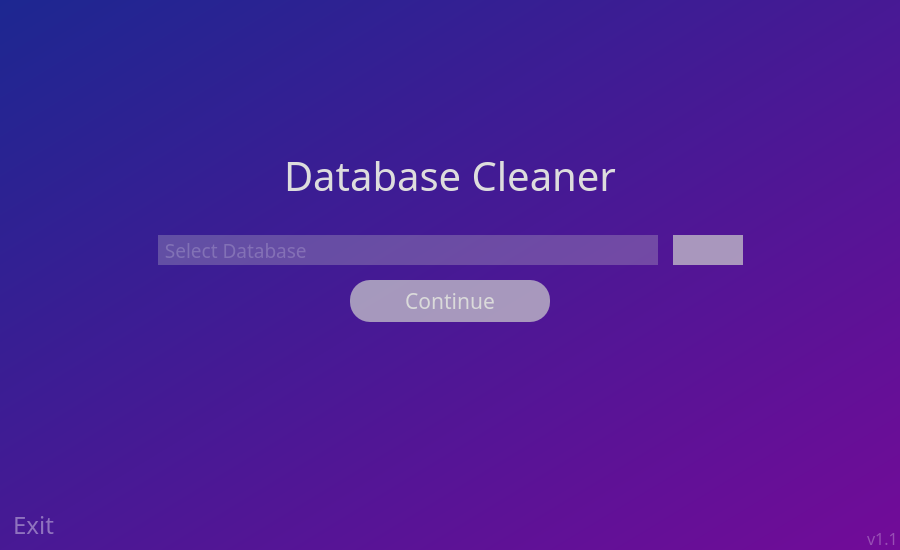
Qt form res/interface.ui (StevenButtifint/database-cleaner) before a commit.
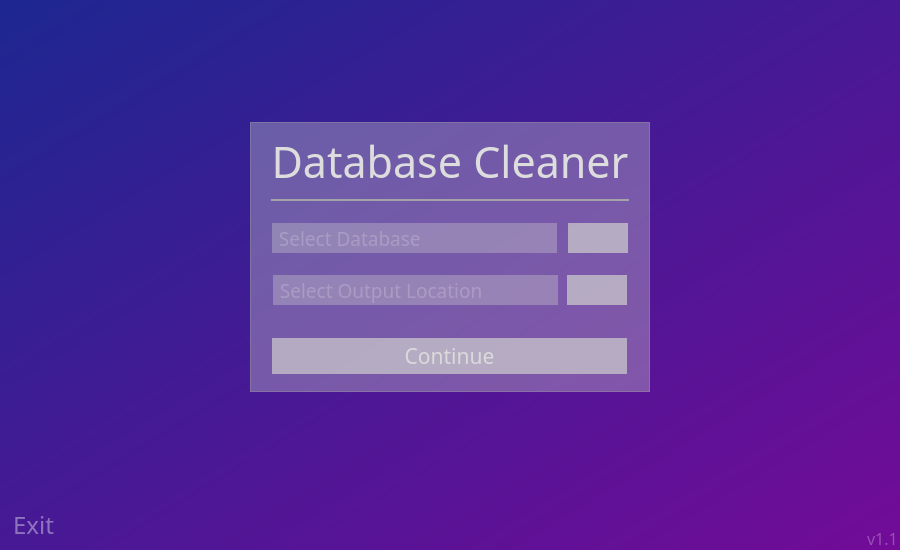
The same form after that commit. The open tabs and pages were chosen to show the change. Icons and pictures are not drawn.

Commit message: updated home page design

```diff
--- a/res/interface.ui
+++ b/res/interface.ui
@@ -115,11 +115,95 @@
              <property name="sizeHint" stdset="0">
               <size>
                <width>895</width>
-               <height>37</height>
+               <height>120</height>
               </size>
              </property>
             </spacer>
            </item>
+           <item>
+            <widget class="QFrame" name="frame_26">
+             <property name="minimumSize">
+              <size>
+               <width>90</width>
+               <height>90</height>
+              </size>
+             </property>
+             <property name="frameShape">
+              <enum>QFrame::StyledPanel</enum>
+             </property>
+             <property name="frameShadow">
+              <enum>QFrame::Raised</enum>
+             </property>
+             <layout class="QHBoxLayout" name="horizontalLayout_12">
+              <property name="spacing">
+               <number>0</number>
+              </property>
+              <property name="leftMargin">
+               <number>0</number>
+              </property>
+              <property name="topMargin">
+               <number>0</number>
+              </property>
+              <property name="rightMargin">
+               <number>0</number>
+              </property>
+              <property name="bottomMargin">
+               <number>0</number>
+              </property>
+              <item>
+               <spacer name="horizontalSpacer_9">
+                <property name="orientation">
+                 <enum>Qt::Horizontal</enum>
+                </property>
+                <property name="sizeHint" stdset="0">
+                 <size>
+                  <width>245</width>
+                  <height>20</height>
+                 </size>
+                </property>
+               </spacer>
+              </item>
+              <item>
+               <widget class="QFrame" name="frame_27">
+                <property name="minimumSize">
+                 <size>
+                  <width>400</width>
+                  <height>270</height>
+                 </size>
+                </property>
+                <property name="maximumSize">
+                 <size>
+                  <width>400</width>
+                  <height>270</height>
+                 </size>
+                </property>
+                <property name="styleSheet">
+                 <string notr="true">QFrame#frame_27 {
+background-color: rgba(206, 206, 206, 90);
+}</string>
+                </property>
+                <property name="frameShape">
+                 <enum>QFrame::StyledPanel</enum>
+                </property>
+                <property name="frameShadow">
+                 <enum>QFrame::Raised</enum>
+                </property>
+                <layout class="QVBoxLayout" name="verticalLayout_16">
+                 <property name="spacing">
+                  <number>0</number>
+                 </property>
+                 <property name="leftMargin">
+                  <number>20</number>
+                 </property>
+                 <property name="topMargin">
+                  <number>0</number>
+                 </property>
+                 <property name="rightMargin">
+                  <number>20</number>
+                 </property>
+                 <property name="bottomMargin">
+                  <number>0</number>
+                 </property>
            <item>
             <widget class="QFrame" name="frame_6">
              <property name="frameShape">
@@ -128,7 +212,7 @@
              <property name="frameShadow">
               <enum>QFrame::Raised</enum>
              </property>
-             <layout class="QHBoxLayout" name="horizontalLayout_4">
+                   <layout class="QHBoxLayout" name="horizontalLayout_3">
               <property name="spacing">
                <number>0</number>
               </property>
@@ -142,7 +226,7 @@
                <number>0</number>
               </property>
               <property name="bottomMargin">
-               <number>20</number>
+                     <number>0</number>
               </property>
               <item>
                <widget class="QLabel" name="lbl_home_title">
@@ -152,10 +236,22 @@
                   <verstretch>0</verstretch>
                  </sizepolicy>
                 </property>
+                      <property name="minimumSize">
+                       <size>
+                        <width>0</width>
+                        <height>70</height>
+                       </size>
+                      </property>
+                      <property name="maximumSize">
+                       <size>
+                        <width>16777215</width>
+                        <height>70</height>
+                       </size>
+                      </property>
                 <property name="font">
                  <font>
                   <family>Microsoft YaHei</family>
-                  <pointsize>30</pointsize>
+                        <pointsize>32</pointsize>
                   <weight>50</weight>
                   <italic>false</italic>
                   <bold>false</bold>
@@ -175,7 +271,51 @@
              </layout>
             </widget>
            </item>
-          </layout>
+                 <item>
+                  <widget class="QFrame" name="frame_29">
+                   <property name="minimumSize">
+                    <size>
+                     <width>0</width>
+                     <height>2</height>
+                    </size>
+                   </property>
+                   <property name="maximumSize">
+                    <size>
+                     <width>16777215</width>
+                     <height>2</height>
+                    </size>
+                   </property>
+                   <property name="styleSheet">
+                    <string notr="true">background-color: rgba(206, 206, 206, 180);</string>
+                   </property>
+                   <property name="frameShape">
+                    <enum>QFrame::StyledPanel</enum>
+                   </property>
+                   <property name="frameShadow">
+                    <enum>QFrame::Raised</enum>
+                   </property>
+                  </widget>
+                 </item>
+                 <item>
+                  <widget class="QFrame" name="frame_5">
+                   <property name="minimumSize">
+                    <size>
+                     <width>0</width>
+                     <height>15</height>
+                    </size>
+                   </property>
+                   <property name="maximumSize">
+                    <size>
+                     <width>16777215</width>
+                     <height>15</height>
+                    </size>
+                   </property>
+                   <property name="frameShape">
+                    <enum>QFrame::StyledPanel</enum>
+                   </property>
+                   <property name="frameShadow">
+                    <enum>QFrame::Raised</enum>
+                   </property>
          </widget>
         </item>
         <item>
@@ -186,10 +326,16 @@
             <verstretch>0</verstretch>
            </sizepolicy>
           </property>
+                   <property name="minimumSize">
+                    <size>
+                     <width>0</width>
+                     <height>45</height>
+                    </size>
+                   </property>
           <property name="maximumSize">
            <size>
             <width>16777215</width>
-            <height>50</height>
+                     <height>45</height>
            </size>
           </property>
           <property name="frameShape">
@@ -200,7 +346,7 @@
           </property>
           <layout class="QHBoxLayout" name="horizontalLayout">
            <property name="spacing">
-            <number>15</number>
+                     <number>0</number>
            </property>
            <property name="leftMargin">
             <number>0</number>
@@ -214,30 +360,17 @@
            <property name="bottomMargin">
             <number>0</number>
            </property>
-           <item>
-            <spacer name="horizontalSpacer_2">
-             <property name="orientation">
-              <enum>Qt::Horizontal</enum>
-             </property>
-             <property name="sizeHint" stdset="0">
-              <size>
-               <width>40</width>
-               <height>20</height>
-              </size>
-             </property>
-            </spacer>
-           </item>
            <item>
             <widget class="QLineEdit" name="qle_selected_database">
              <property name="minimumSize">
               <size>
-               <width>500</width>
+                        <width>285</width>
                <height>30</height>
               </size>
              </property>
              <property name="maximumSize">
               <size>
-               <width>500</width>
+                        <width>285</width>
                <height>16777215</height>
               </size>
              </property>
@@ -248,8 +381,8 @@
               </font>
              </property>
              <property name="styleSheet">
-              <string notr="true">background-color: rgba(206, 206, 206, 70);
-border: 0px;
+                       <string notr="true">background-color: rgba(206, 206, 206, 90);
+border: 0px solid rgba(206, 206, 206, 90);
 color: rgba(255, 255, 255, 100);</string>
              </property>
              <property name="text">
@@ -266,17 +399,30 @@
              </property>
             </widget>
            </item>
+                    <item>
+                     <spacer name="horizontalSpacer_13">
+                      <property name="orientation">
+                       <enum>Qt::Horizontal</enum>
+                      </property>
+                      <property name="sizeHint" stdset="0">
+                       <size>
+                        <width>40</width>
+                        <height>20</height>
+                       </size>
+                      </property>
+                     </spacer>
+                    </item>
            <item>
             <widget class="QPushButton" name="btn_select_database">
              <property name="minimumSize">
               <size>
-               <width>70</width>
+                        <width>60</width>
                <height>30</height>
               </size>
              </property>
              <property name="maximumSize">
               <size>
-               <width>70</width>
+                        <width>60</width>
                <height>16777215</height>
               </size>
              </property>
@@ -312,6 +458,126 @@
                <width>32</width>
                <height>32</height>
               </size>
+                      </property>
+                     </widget>
+                    </item>
+                   </layout>
+                  </widget>
+                 </item>
+                 <item>
+                  <widget class="QFrame" name="frame_30">
+                   <property name="minimumSize">
+                    <size>
+                     <width>0</width>
+                     <height>60</height>
+                    </size>
+                   </property>
+                   <property name="maximumSize">
+                    <size>
+                     <width>16777215</width>
+                     <height>60</height>
+                    </size>
+                   </property>
+                   <property name="frameShape">
+                    <enum>QFrame::StyledPanel</enum>
+                   </property>
+                   <property name="frameShadow">
+                    <enum>QFrame::Raised</enum>
+                   </property>
+                   <layout class="QHBoxLayout" name="horizontalLayout_15">
+                    <property name="spacing">
+                     <number>0</number>
+                    </property>
+                    <property name="leftMargin">
+                     <number>0</number>
+                    </property>
+                    <property name="topMargin">
+                     <number>0</number>
+                    </property>
+                    <property name="rightMargin">
+                     <number>0</number>
+                    </property>
+                    <property name="bottomMargin">
+                     <number>0</number>
+                    </property>
+                    <item>
+                     <widget class="QFrame" name="frame_31">
+                      <property name="sizePolicy">
+                       <sizepolicy hsizetype="Expanding" vsizetype="Expanding">
+                        <horstretch>0</horstretch>
+                        <verstretch>0</verstretch>
+                       </sizepolicy>
+                      </property>
+                      <property name="minimumSize">
+                       <size>
+                        <width>0</width>
+                        <height>45</height>
+                       </size>
+                      </property>
+                      <property name="maximumSize">
+                       <size>
+                        <width>16777215</width>
+                        <height>45</height>
+                       </size>
+                      </property>
+                      <property name="frameShape">
+                       <enum>QFrame::StyledPanel</enum>
+                      </property>
+                      <property name="frameShadow">
+                       <enum>QFrame::Raised</enum>
+                      </property>
+                      <layout class="QHBoxLayout" name="horizontalLayout_14">
+                       <property name="spacing">
+                        <number>0</number>
+                       </property>
+                       <property name="leftMargin">
+                        <number>0</number>
+                       </property>
+                       <property name="topMargin">
+                        <number>0</number>
+                       </property>
+                       <property name="rightMargin">
+                        <number>0</number>
+                       </property>
+                       <property name="bottomMargin">
+                        <number>0</number>
+                       </property>
+                       <item>
+                        <widget class="QLineEdit" name="qle_selected_output">
+                         <property name="minimumSize">
+                          <size>
+                           <width>285</width>
+                           <height>30</height>
+                          </size>
+                         </property>
+                         <property name="maximumSize">
+                          <size>
+                           <width>285</width>
+                           <height>16777215</height>
+                          </size>
+                         </property>
+                         <property name="font">
+                          <font>
+                           <family>Microsoft YaHei</family>
+                           <pointsize>14</pointsize>
+                          </font>
+                         </property>
+                         <property name="styleSheet">
+                          <string notr="true">background-color: rgba(206, 206, 206, 90);
+border: 0px solid rgba(206, 206, 206, 90);
+color: rgba(255, 255, 255, 100);</string>
+                         </property>
+                         <property name="text">
+                          <string/>
+                         </property>
+                         <property name="readOnly">
+                          <bool>true</bool>
+                         </property>
+                         <property name="placeholderText">
+                          <string> Select Output Location</string>
+                         </property>
+                         <property name="clearButtonEnabled">
+                          <bool>false</bool>
              </property>
             </widget>
            </item>
@@ -328,45 +594,73 @@
              </property>
             </spacer>
            </item>
-          </layout>
-         </widget>
-        </item>
         <item>
-         <widget class="QFrame" name="frame_3">
-          <property name="sizePolicy">
-           <sizepolicy hsizetype="Expanding" vsizetype="Expanding">
-            <horstretch>0</horstretch>
-            <verstretch>0</verstretch>
-           </sizepolicy>
-          </property>
-          <property name="frameShape">
-           <enum>QFrame::StyledPanel</enum>
-          </property>
-          <property name="frameShadow">
-           <enum>QFrame::Raised</enum>
-          </property>
-          <layout class="QVBoxLayout" name="verticalLayout_4">
-           <property name="spacing">
-            <number>0</number>
-           </property>
-           <property name="leftMargin">
-            <number>0</number>
-           </property>
-           <property name="topMargin">
-            <number>0</number>
-           </property>
-           <property name="rightMargin">
-            <number>0</number>
-           </property>
-           <property name="bottomMargin">
-            <number>0</number>
-           </property>
+                        <widget class="QPushButton" name="btn_select_output">
+                         <property name="minimumSize">
+                          <size>
+                           <width>60</width>
+                           <height>30</height>
+                          </size>
+                         </property>
+                         <property name="maximumSize">
+                          <size>
+                           <width>60</width>
+                           <height>16777215</height>
+                          </size>
+                         </property>
+                         <property name="font">
+                          <font>
+                           <family>Microsoft YaHei</family>
+                           <pointsize>14</pointsize>
+                           <weight>50</weight>
+                           <bold>false</bold>
+                          </font>
+                         </property>
+                         <property name="styleSheet">
+                          <string notr="true">QPushButton {
+	background-color: rgba(206, 206, 206, 180);
+	color: rgb(238, 238, 238);
+	border-radius: 20px;
+}
+QPushButton:hover {
+	background-color: rgba(206, 206, 206, 240);
+	color: rgb(238, 238, 238);
+	border-radius: 20px;
+}</string>
+                         </property>
+                         <property name="text">
+                          <string/>
+                         </property>
+                         <property name="icon">
+                          <iconset>
+                           <normaloff>icons/folder_w.png</normaloff>icons/folder_w.png</iconset>
+                         </property>
+                         <property name="iconSize">
+                          <size>
+                           <width>32</width>
+                           <height>32</height>
+                          </size>
+                         </property>
+                        </widget>
+                       </item>
+                      </layout>
+                     </widget>
+                    </item>
+                   </layout>
+                  </widget>
+                 </item>
            <item>
-            <widget class="QFrame" name="frame_5">
+                  <widget class="QFrame" name="frame_28">
              <property name="minimumSize">
               <size>
                <width>0</width>
-               <height>50</height>
+                     <height>70</height>
+                    </size>
+                   </property>
+                   <property name="maximumSize">
+                    <size>
+                     <width>16777215</width>
+                     <height>70</height>
               </size>
              </property>
              <property name="frameShape">
@@ -375,7 +669,7 @@
              <property name="frameShadow">
               <enum>QFrame::Raised</enum>
              </property>
-             <layout class="QHBoxLayout" name="horizontalLayout_3">
+                   <layout class="QHBoxLayout" name="horizontalLayout_13">
               <property name="spacing">
                <number>0</number>
               </property>
@@ -395,14 +689,14 @@
                <widget class="QPushButton" name="btn_home_continue">
                 <property name="minimumSize">
                  <size>
-                  <width>0</width>
-                  <height>42</height>
+                        <width>355</width>
+                        <height>36</height>
                  </size>
                 </property>
                 <property name="maximumSize">
                  <size>
-                  <width>200</width>
-                  <height>16777215</height>
+                        <width>355</width>
+                        <height>36</height>
                  </size>
                 </property>
                 <property name="font">
@@ -415,7 +709,7 @@
                  <string notr="true">
 QPushButton {
 	background-color: rgba(206, 206, 206, 180);
-	border-radius: 20px;
+	border-radius: 0px;
 	color: rgb(218, 218, 218);
 }
 QPushButton:hover {
@@ -432,6 +726,58 @@
              </layout>
             </widget>
            </item>
+                </layout>
+               </widget>
+              </item>
+              <item>
+               <spacer name="horizontalSpacer_10">
+                <property name="orientation">
+                 <enum>Qt::Horizontal</enum>
+                </property>
+                <property name="sizeHint" stdset="0">
+                 <size>
+                  <width>245</width>
+                  <height>20</height>
+                 </size>
+                </property>
+               </spacer>
+              </item>
+             </layout>
+            </widget>
+           </item>
+          </layout>
+         </widget>
+        </item>
+        <item>
+         <widget class="QFrame" name="frame_3">
+          <property name="sizePolicy">
+           <sizepolicy hsizetype="Expanding" vsizetype="Expanding">
+            <horstretch>0</horstretch>
+            <verstretch>0</verstretch>
+           </sizepolicy>
+          </property>
+          <property name="frameShape">
+           <enum>QFrame::StyledPanel</enum>
+          </property>
+          <property name="frameShadow">
+           <enum>QFrame::Raised</enum>
+          </property>
+          <layout class="QVBoxLayout" name="verticalLayout_4">
+           <property name="spacing">
+            <number>0</number>
+           </property>
+           <property name="leftMargin">
+            <number>0</number>
+           </property>
+           <property name="topMargin">
+            <number>0</number>
+           </property>
+           <property name="rightMargin">
+            <number>0</number>
+           </property>
+           <property name="bottomMargin">
+            <number>0</number>
+           </property>
            <item>
             <spacer name="verticalSpacer">
              <property name="orientation">
```
Left out of the diff: 386 changed lines with no effect on the pictures. Lines whose indentation alone changed are shown as unchanged.
